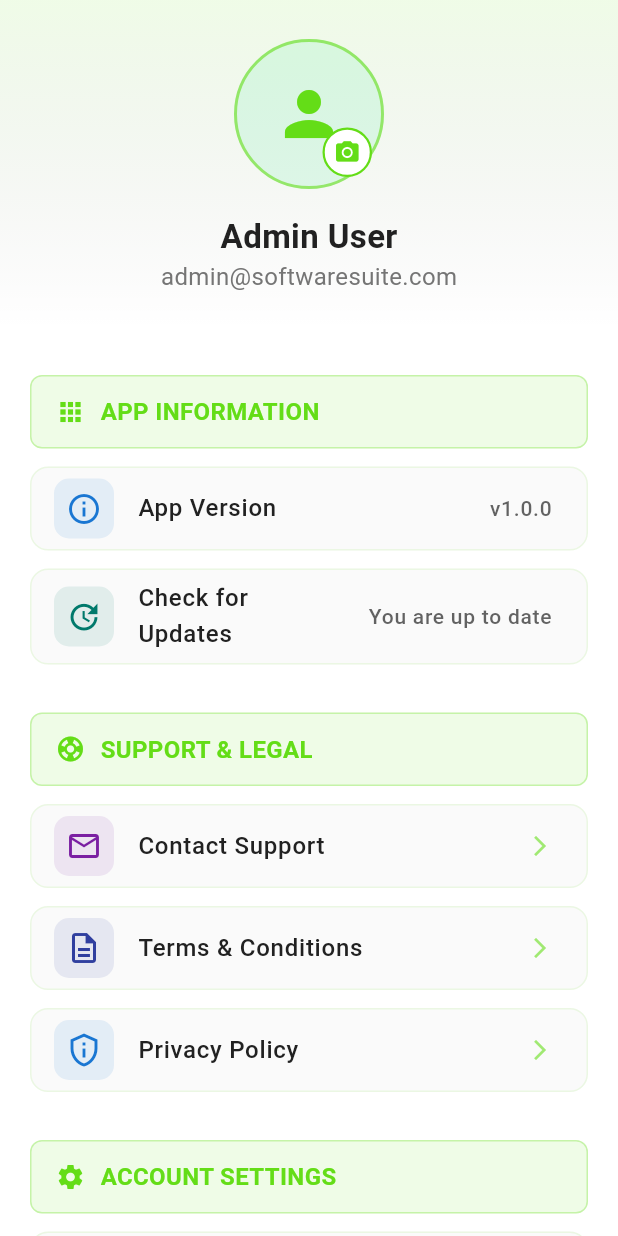
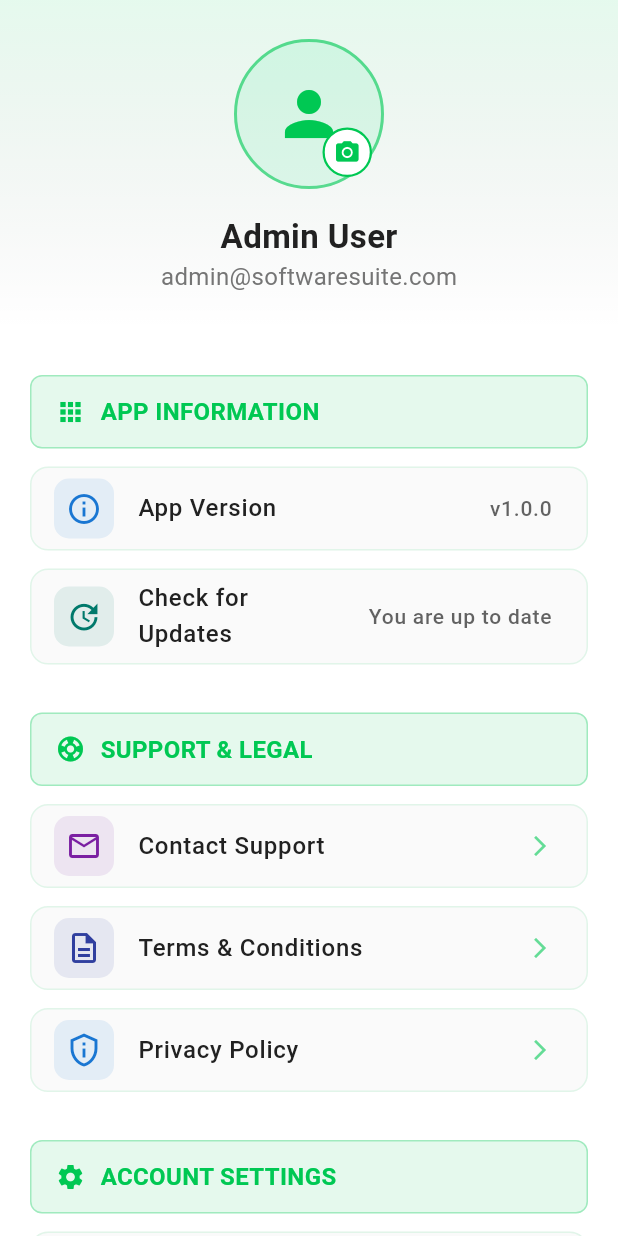
Before and after one commit to ShariqShoaib07/Virtual-Software-House, a Flutter app: the SettingsPage screen opened directly, on a phone screen of 412 x 824 dp. Run offline on Flutter 3.47's test engine with Material 3 defaults, Android fonts, the phone set to English and light mode, and no system bars; our stand-ins replace file_picker, fl_chart, google_fonts, image_picker, open_file.

Commit message:
Changed the theme of All the Pages of Admin Dashbord

```diff
--- a/lib/home_page_c.dart
+++ b/lib/home_page_c.dart
@@ -462,7 +462,6 @@ class _HomePageCState extends State<HomePageC> {
               barTouchData: BarTouchData(
                 enabled: true,
                 touchTooltipData: BarTouchTooltipData(
-                  tooltipBgColor: Colors.blueGrey,
                   getTooltipItem: (group, groupIndex, rod, rodIndex) {
                     return BarTooltipItem(
                       '\$${rod.toY.toStringAsFixed(0)}',
--- a/lib/settings_page_a.dart
+++ b/lib/settings_page_a.dart
@@ -12,7 +12,7 @@ class SettingsPage extends StatelessWidget {
 
   @override
   Widget build(BuildContext context) {
-    final primaryGreen = Colors.lightGreenAccent[700];
+    final primaryGreen = Colors.greenAccent[700];
     final accentGreen = Colors.greenAccent[400];
     final backgroundColor = Colors.white;
     final cardColor = Colors.grey[50]!;
```
